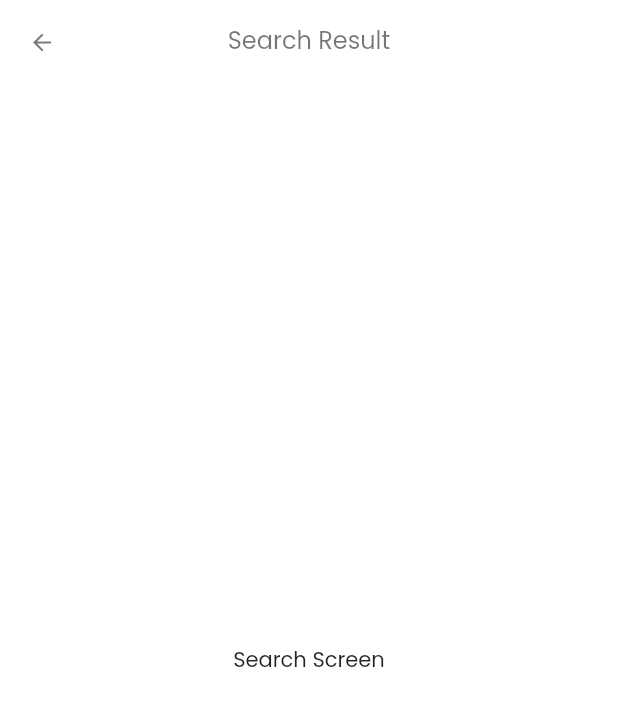
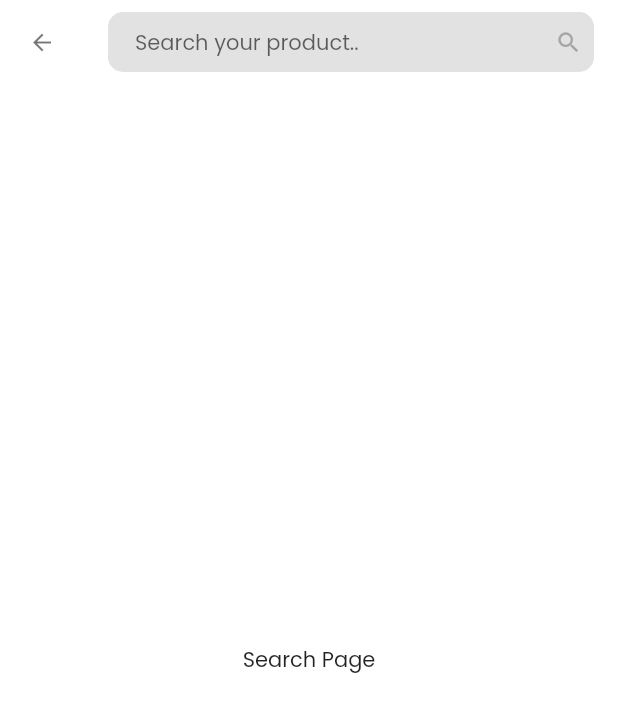
Before and after one commit to rizveejack/ecomapp, a Flutter app: the SearchScren screen opened directly, on a phone screen of 412 x 824 dp. Shown: the top 712 px of the screen. Run offline on Flutter 3.47's test engine with Material 2 defaults, Android fonts, the phone set to English and light mode, and no system bars.

```diff
--- a/lib/screens/cart_screen/proced_to_checkout.dart
+++ b/lib/screens/cart_screen/proced_to_checkout.dart
@@ -51,7 +51,7 @@ class ProcedToCheckout extends StatelessWidget {
                     mainAxisAlignment: MainAxisAlignment.center,
                     children: const [
                       CustomText(
-                        text: "Go To Checkout",
+                        text: "Checkout",
                         size: 15,
                         textColor: Colors.black87,
                       ),
--- a/lib/screens/search_screen/search_screen.dart
+++ b/lib/screens/search_screen/search_screen.dart
@@ -1,6 +1,4 @@
 import 'package:flutter/material.dart';
-
-import '../../widgets/custom_text.dart';
 
 class SearchScren extends StatelessWidget {
   const SearchScren({Key? key}) : super(key: key);
@@ -16,14 +14,41 @@ class SearchScren extends StatelessWidget {
           color: Colors.black54,
           size: 18,
         ),
-        title: const CustomText(
-          text: "Search Result",
-          size: 16,
-          textColor: Colors.black54,
+        title: Container(
+          width: double.maxFinite,
+          height: 40,
+          padding: const EdgeInsets.all(8),
+          decoration: BoxDecoration(
+            color: Colors.grey.withOpacity(0.3),
+            borderRadius: BorderRadius.circular(10),
+          ),
+          child: Row(
+            mainAxisAlignment: MainAxisAlignment.center,
+            crossAxisAlignment: CrossAxisAlignment.center,
+            children: [
+              Expanded(
+                child: TextFormField(
+                  cursorColor: Colors.black.withOpacity(0.3),
+                  decoration: const InputDecoration(
+                    border: InputBorder.none,
+                    hintText: 'Search your product..',
+                    hintStyle: TextStyle(fontSize: 14),
+
+                    isDense: true, // Added this
+                    contentPadding: EdgeInsets.symmetric(horizontal: 10),
+                  ),
+                ),
+              ),
+              Icon(
+                Icons.search,
+                color: Colors.grey.withOpacity(0.9),
+              ),
+            ],
+          ),
         ),
       ),
-      body: const Center(
-        child: Text("Search Screen"),
+      body: Center(
+        child: Text("Search Page"),
       ),
     );
   }
--- a/lib/screens/single_product_screen/product_image_slider.dart
+++ b/lib/screens/single_product_screen/product_image_slider.dart
@@ -9,7 +9,7 @@ class ProductImageSlider extends StatefulWidget {
 
 class _ProductImageSliderState extends State<ProductImageSlider> {
   final List _slider = <String>[
-    "assets/images/slide1.jpg",
+    "assets/images/banner.jpg",
     "assets/images/slide2.jpg",
     "assets/images/slide3.jpg",
   ];
```
Also changed, not shown: lib/screens/cart_screen/cart_screen.dart (+4 -27 lines), lib/screens/cart_screen/product_counter.dart (added, +58 -0 lines), lib/screens/home_screen/search_bar.dart (+19 -27 lines), lib/screens/profile_screen/profile_screen.dart (+31 -2 lines).
